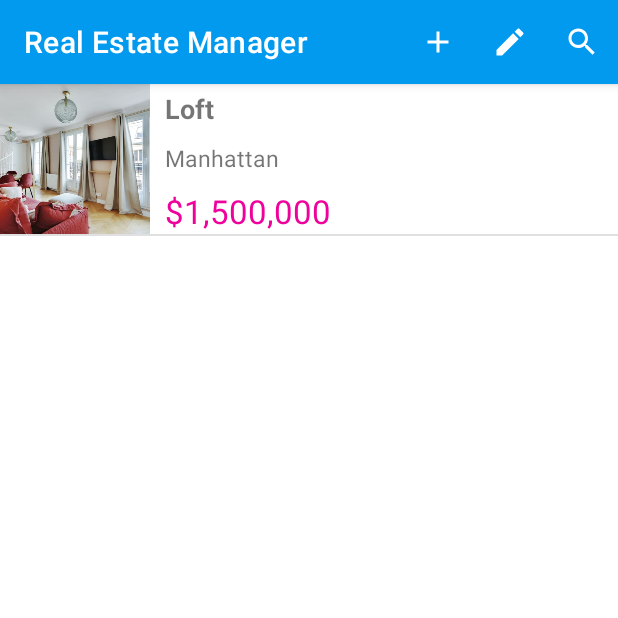
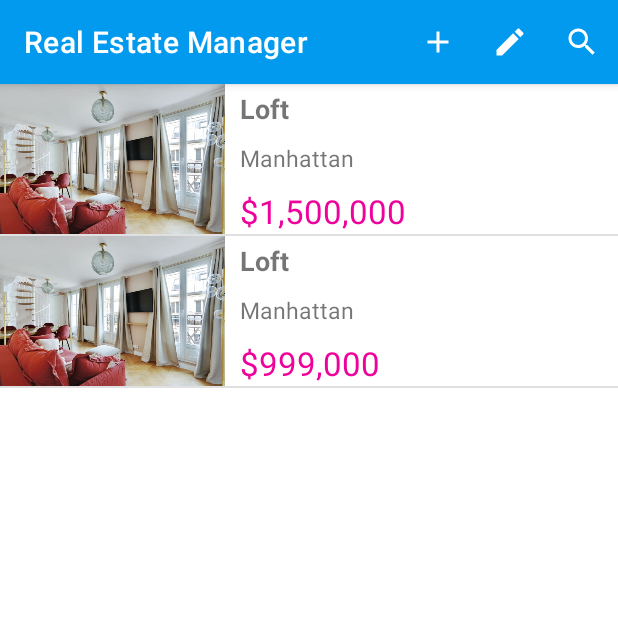
Before and after one commit to MattChad1/P8_RealEstateManager, an Android app: the screen it shows after launch (MainActivity), on a phone screen of 412 x 824 dp, the top half of it. Run offline under Robolectric (Android 15) with nearby library versions, the phone set to English and light mode, and no system bars; our stand-ins replace Room's generated code.

Commit message:
DetailPropertyFragment.kt accessible via clic sur ListPropertiesFragment.kt

```diff
--- a/app/build.gradle
+++ b/app/build.gradle
@@ -2,6 +2,7 @@ plugins {
     id "com.android.application"
     id "kotlin-android"
     id "kotlin-kapt"
+    id "kotlinx-serialization"
 }
 
 android {
@@ -76,6 +77,7 @@ dependencies {
 
     // Gson
     implementation 'com.google.code.gson:gson:2.8.9'
+    implementation "org.jetbrains.kotlinx:kotlinx-serialization-runtime:1.0-M1-1.4.0-rc"
 
     // Coroutines
     implementation "org.jetbrains.kotlinx:kotlinx-coroutines-core:1.5.2"
--- a/app/src/main/java/com/openclassrooms/realestatemanager/datas/database/LocaleDatabase.kt
+++ b/app/src/main/java/com/openclassrooms/realestatemanager/datas/database/LocaleDatabase.kt
@@ -90,6 +90,24 @@ abstract class LocaleDatabase : RoomDatabase() {
                     )
                 )
 
+                propertyDao.insert(
+                    Property(
+                        0,
+                        TypeEnum.LOFT,
+                        1,
+                        999000,
+                        100.00,
+                        4,
+                        "Lorem Ipsum is simply dummy text of the printing and typesetting industry. Lorem Ipsum has been the industry's standard dummy text ever since the 1500s, when an unknown printer took a galley of type and scrambled it to make a type specimen book. It has survived not only five centuries, but also the leap into electronic typesetting, remaining essentially unchanged. It was popularised in the 1960s with the release of Letraset sheets containing Lorem Ipsum passages, and more recently with desktop publishing software like Aldus PageMaker including versions of Lorem Ipsum.",
+                        null,
+                        "150 5th Avenue",
+                        mutableListOf<ProximityEnum>(ProximityEnum.PARK, ProximityEnum.PUBLIC_TRANSPORTS),
+                        true,
+                        "2022-01-01",
+                        null
+                    )
+                )
+
             }
         }
 
--- a/app/src/main/java/com/openclassrooms/realestatemanager/datas/model/Property.kt
+++ b/app/src/main/java/com/openclassrooms/realestatemanager/datas/model/Property.kt
@@ -1,10 +1,13 @@
 package com.openclassrooms.realestatemanager.datas.model
 
+import androidx.annotation.Keep
 import androidx.room.Entity
 import androidx.room.PrimaryKey
 import com.openclassrooms.realestatemanager.datas.enumClass.ProximityEnum
 import com.openclassrooms.realestatemanager.datas.enumClass.TypeEnum
+import kotlinx.serialization.Serializable
 
+@Serializable
 @Entity
 data class Property(
     @PrimaryKey(autoGenerate = true) var id: Long,
--- /dev/null
+++ b/app/src/main/java/com/openclassrooms/realestatemanager/ui/ItemClickListener.kt
@@ -0,0 +1,5 @@
+package com.openclassrooms.realestatemanager.ui
+
+interface ItemClickListener {
+    fun onItemAdapterClickListener(position: Int)
+}
--- a/app/src/main/java/com/openclassrooms/realestatemanager/ui/list_properties/ListPropertiesFragment.kt
+++ b/app/src/main/java/com/openclassrooms/realestatemanager/ui/list_properties/ListPropertiesFragment.kt
@@ -10,10 +10,15 @@ import androidx.recyclerview.widget.DividerItemDecoration
 import androidx.recyclerview.widget.LinearLayoutManager
 import androidx.recyclerview.widget.RecyclerView
 import com.openclassrooms.realestatemanager.MyApplication
+import com.openclassrooms.realestatemanager.R
 import com.openclassrooms.realestatemanager.databinding.FragmentListPropertiesBinding
 import com.openclassrooms.realestatemanager.datas.model.Property
+import com.openclassrooms.realestatemanager.ui.ItemClickListener
+import com.openclassrooms.realestatemanager.ui.detail_property.DetailPropertyFragment
+import kotlinx.serialization.encodeToString
+import kotlinx.serialization.json.Json
 
-class ListPropertiesFragment : Fragment() {
+class ListPropertiesFragment : Fragment(), ItemClickListener {
 
 
     var properties: MutableList<Property> = emptyList<Property>().toMutableList()
@@ -31,7 +36,7 @@ class ListPropertiesFragment : Fragment() {
         val rv: RecyclerView = binding.rvListProperties
         rv.layoutManager = LinearLayoutManager(requireActivity())
         rv.addItemDecoration(DividerItemDecoration(requireActivity(), DividerItemDecoration.VERTICAL))
-        val adapter = PropertiesAdapter(requireActivity(), properties)
+        val adapter = PropertiesAdapter(requireActivity(), properties, this)
         rv.adapter = adapter
 
         viewModel.allProperties.observe(this) { newProperties ->
@@ -54,5 +59,20 @@ class ListPropertiesFragment : Fragment() {
 
     }
 
+    override fun onItemAdapterClickListener(position: Int) {
+        val transaction = activity?.supportFragmentManager?.beginTransaction()
+        val newFragment = DetailPropertyFragment()
+        val args = Bundle()
+        val json = Json.encodeToString(properties[position])
+
+        args.putString("property", json)
+        newFragment.arguments = args
+
+        transaction?.replace(R.id.main_fragment, newFragment)
+        transaction?.disallowAddToBackStack()
+        transaction?.commit()
+
+    }
+
 
 }
--- a/app/src/main/java/com/openclassrooms/realestatemanager/ui/list_properties/PropertiesAdapter.kt
+++ b/app/src/main/java/com/openclassrooms/realestatemanager/ui/list_properties/PropertiesAdapter.kt
@@ -9,8 +9,9 @@ import androidx.recyclerview.widget.RecyclerView
 import com.openclassrooms.realestatemanager.R
 import com.openclassrooms.realestatemanager.Utils
 import com.openclassrooms.realestatemanager.datas.model.Property
+import com.openclassrooms.realestatemanager.ui.ItemClickListener
 
-class PropertiesAdapter(private val context: Context, private val properties: MutableList<Property>) :
+class PropertiesAdapter(private val context: Context, private val properties: MutableList<Property>, private val clickListener: ItemClickListener) :
         RecyclerView.Adapter<PropertiesAdapter.ViewHolder>() {
 
     /**
@@ -21,6 +22,7 @@ class PropertiesAdapter(private val context: Context, private val properties: Mu
         val type: TextView = view.findViewById(R.id.item_property_tv_type)
         val neighborhood: TextView = view.findViewById(R.id.item_property_tv_neighborhood)
         val price: TextView = view.findViewById(R.id.item_property_tv_price)
+
 
         init {
             // Define click listener for the ViewHolder's View.
@@ -45,6 +47,7 @@ class PropertiesAdapter(private val context: Context, private val properties: Mu
         //TODO : A changer pour le vrai quartier
         viewHolder.neighborhood.text = "Manhattan"
         viewHolder.price.text = Utils.formatPrice(properties[position].price)
+        viewHolder.itemView.setOnClickListener { clickListener.onItemAdapterClickListener(position)}
     }
 
     // Return the size of your dataset (invoked by the layout manager)
--- a/app/src/main/res/layout/item_property.xml
+++ b/app/src/main/res/layout/item_property.xml
@@ -1,7 +1,7 @@
 <?xml version="1.0" encoding="utf-8"?>
 <androidx.constraintlayout.widget.ConstraintLayout xmlns:android="http://schemas.android.com/apk/res/android"
     android:layout_width="match_parent"
-    android:layout_height="match_parent"
+    android:layout_height="100dp"
     xmlns:app="http://schemas.android.com/apk/res-auto"
     xmlns:tools="http://schemas.android.com/tools">
 
@@ -12,7 +12,7 @@
 
         android:adjustViewBounds="true"
         android:scaleType="centerCrop"
-        android:layout_width="100dp"
+        android:layout_width="wrap_content"
         android:layout_height="100dp"
         android:src="@drawable/flat1"
         />
--- a/app/src/main/res/values/strings.xml
+++ b/app/src/main/res/values/strings.xml
@@ -1,5 +1,7 @@
 <resources>
     <string name="app_name">Real Estate Manager</string>
+    <!-- TODO: Remove or change this placeholder text -->
+    <string name="hello_blank_fragment">Hello blank fragment</string>
 
 
 </resources>
--- a/build.gradle
+++ b/build.gradle
@@ -16,7 +16,7 @@ buildscript {
     dependencies {
         classpath 'com.android.tools.build:gradle:7.0.4'
         classpath "org.jetbrains.kotlin:kotlin-gradle-plugin:$kotlin_version"
-
+        classpath "org.jetbrains.kotlin:kotlin-serialization:$kotlin_version"
 
         // NOTE: Do not place your application dependencies here; they belong
         // in the individual module build.gradle files
```
Also changed, not shown: app/src/main/java/com/openclassrooms/realestatemanager/MainActivity.kt (+18 -0 lines), app/src/main/java/com/openclassrooms/realestatemanager/ui/detail_property/DetailPropertyFragment.kt (added, +45 -0 lines), app/src/main/res/layout/fragment_detail_property_.xml (added, +14 -0 lines).
